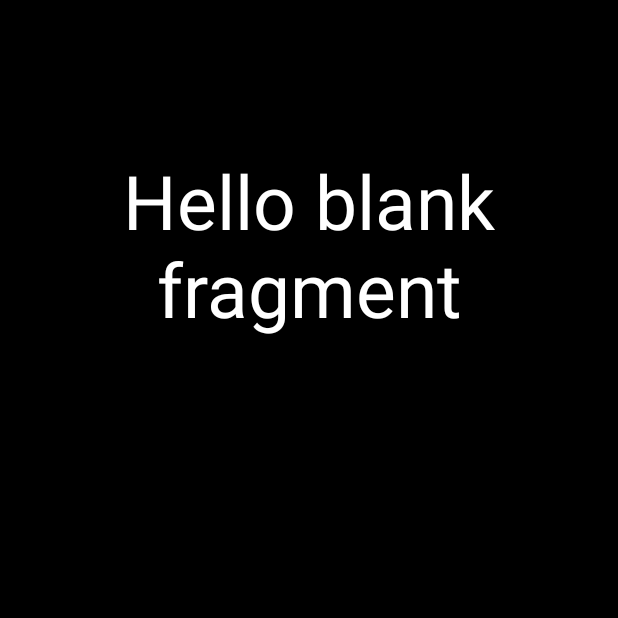
After one commit to Vaibhav2002/clock-app, an Android app: the fragment TimerFragment shown on its own in the app's theme, on a phone screen of 412 x 824 dp, the top half of it. The commit adds this screen. Run offline under Robolectric (Android 15) with nearby library versions, the phone set to English and light mode, and no system bars; 1 statement that could not run was skipped.

Commit message:
added fragments of stopwatch and timer

```diff
--- /dev/null
+++ b/app/src/main/java/com/example/clock/TimerFragment.java
@@ -0,0 +1,64 @@
+package com.example.clock;
+
+import android.os.Bundle;
+
+import androidx.fragment.app.Fragment;
+
+import android.view.LayoutInflater;
+import android.view.View;
+import android.view.ViewGroup;
+
+/**
+ * A simple {@link Fragment} subclass.
+ * Use the {@link TimerFragment#newInstance} factory method to
+ * create an instance of this fragment.
+ */
+public class TimerFragment extends Fragment {
+
+    // TODO: Rename parameter arguments, choose names that match
+    // the fragment initialization parameters, e.g. ARG_ITEM_NUMBER
+    private static final String ARG_PARAM1 = "param1";
+    private static final String ARG_PARAM2 = "param2";
+
+    // TODO: Rename and change types of parameters
+    private String mParam1;
+    private String mParam2;
+
+    public TimerFragment() {
+        // Required empty public constructor
+    }
+
+    /**
+     * Use this factory method to create a new instance of
+     * this fragment using the provided parameters.
+     *
+     * @param param1 Parameter 1.
+     * @param param2 Parameter 2.
+     * @return A new instance of fragment TimerFragment.
+     */
+    // TODO: Rename and change types and number of parameters
+    public static TimerFragment newInstance(String param1, String param2) {
+        TimerFragment fragment = new TimerFragment();
+        Bundle args = new Bundle();
+        args.putString(ARG_PARAM1, param1);
+        args.putString(ARG_PARAM2, param2);
+        fragment.setArguments(args);
+        return fragment;
+    }
+
+    @Override
+    public void onCreate(Bundle savedInstanceState) {
+        super.onCreate(savedInstanceState);
+        if (getArguments() != null) {
+            mParam1 = getArguments().getString(ARG_PARAM1);
+            mParam2 = getArguments().getString(ARG_PARAM2);
+        }
+    }
+
+    @Override
+    public View onCreateView(LayoutInflater inflater, ViewGroup container,
+                             Bundle savedInstanceState) {
+        // Inflate the layout for this fragment
+        return inflater.inflate(R.layout.fragment_timer, container, false);
+    }
+}
--- /dev/null
+++ b/app/src/main/res/layout/fragment_timer.xml
@@ -0,0 +1,19 @@
+<?xml version="1.0" encoding="utf-8"?>
+<FrameLayout xmlns:android="http://schemas.android.com/apk/res/android"
+    xmlns:tools="http://schemas.android.com/tools"
+    android:layout_width="match_parent"
+    android:layout_height="match_parent"
+    tools:context=".TimerFragment"
+    android:background="#000000">
+
+    <!-- TODO: Update blank fragment layout -->
+    <TextView
+        android:layout_width="match_parent"
+        android:layout_height="match_parent"
+        android:text="@string/hello_blank_fragment"
+        android:textSize="50sp"
+        android:textAlignment="center"
+        android:layout_marginTop="100dp"
+        android:textColor="#ffffff"/>
+
+</FrameLayout>
```
Also changed, not shown: app/src/main/java/com/example/clock/StopwatchFragment.java (renamed from app/src/main/java/com/example/clock/stopwatchfrag.java, +7 -7 lines), app/src/main/java/com/example/clock/stopwatch_screen.java (+11 -2 lines), app/src/main/res/layout/activity_stopwatch_screen.xml (+3 -9 lines), app/src/main/res/layout/fragment_stopwatch.xml (added, +80 -0 lines), app/src/main/res/layout/fragment_stopwatchfrag.xml (deleted, +0 -56 lines), app/src/main/res/layout/stopwatchfrag.xml (deleted, +0 -58 lines).
